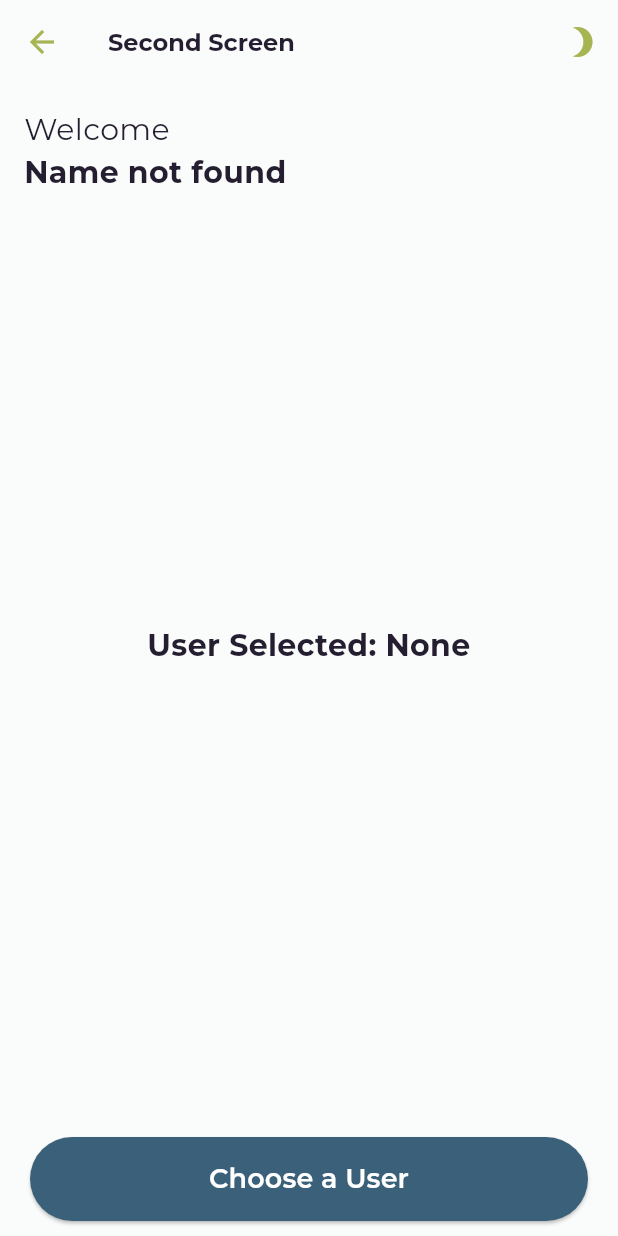
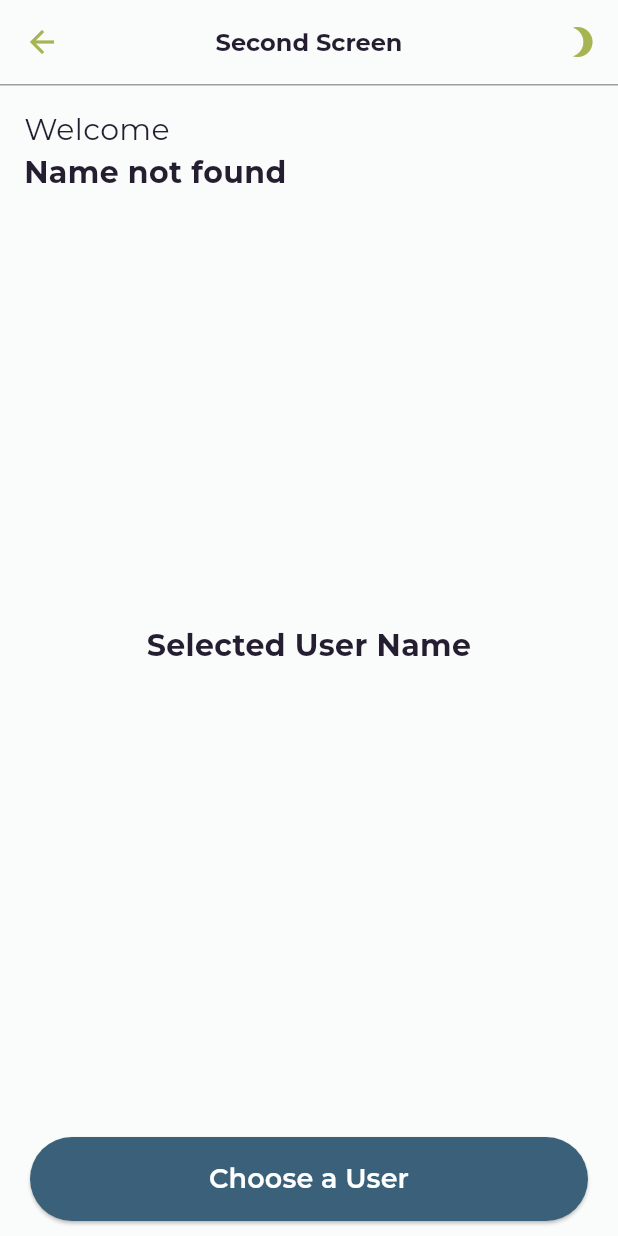
Before and after one commit to electyrion/shiny-fiesta, a Flutter app: the SecondScreen screen opened by its route, on a phone screen of 412 x 824 dp. Run offline on Flutter 3.47's test engine with Material 3 defaults, Android fonts, the phone set to English and light mode, and no system bars; our stand-ins replace another_flushbar, dio, event_bus, flutter_mobx, get_it, google_fonts and 5 more; missing offline and left inert: material_dialogs, xxtea; accounts and stored records are empty; generated files the repository leaves out were written again.

Commit message:
feat: Add separator line in UserListScreen and SecondScreen

```diff
--- a/lib/presentation/second/second.dart
+++ b/lib/presentation/second/second.dart
@@ -27,6 +27,10 @@ class SecondScreenState extends State<SecondScreen> {
   Widget _buildBody() {
     return Stack(
       children: <Widget>[
+        Container(
+          height: 1,
+          color: Colors.grey,
+        ),
         Column(
           children: <Widget>[
             Expanded(
@@ -57,8 +61,8 @@ class SecondScreenState extends State<SecondScreen> {
                     Center(
                       child: Text(
                         _userStore.userList != null
-                            ? "Selected User: ${_userStore.userSelected?.firstName} ${_userStore.userSelected?.lastName}"
-                            : "User Selected: None",
+                            ? "${_userStore.userSelected?.firstName} ${_userStore.userSelected?.lastName}"
+                            : "Selected User Name",
                         textAlign: TextAlign.center,
                         style: TextStyle(
                           fontSize: 20,
@@ -121,6 +125,7 @@ class SecondScreenState extends State<SecondScreen> {
   PreferredSizeWidget _buildAppBar() {
     return AppBar(
       title: Text("Second Screen"),
+      centerTitle: true,
       actions: _buildActions(context),
     );
   }
--- a/lib/presentation/user/user_list.dart
+++ b/lib/presentation/user/user_list.dart
@@ -57,6 +57,10 @@ class _UserListScreenState extends State<UserListScreen> {
   Widget _buildBody() {
     return Stack(
       children: <Widget>[
+        Container(
+          height: 1,
+          color: Colors.grey,
+        ),
         _handleErrorMessage(),
         _buildMainContent(),
       ],
```
Also changed, not shown: lib/presentation/first/first.dart (+35 -8 lines), lib/presentation/third/third.dart (+0 -86 lines).
